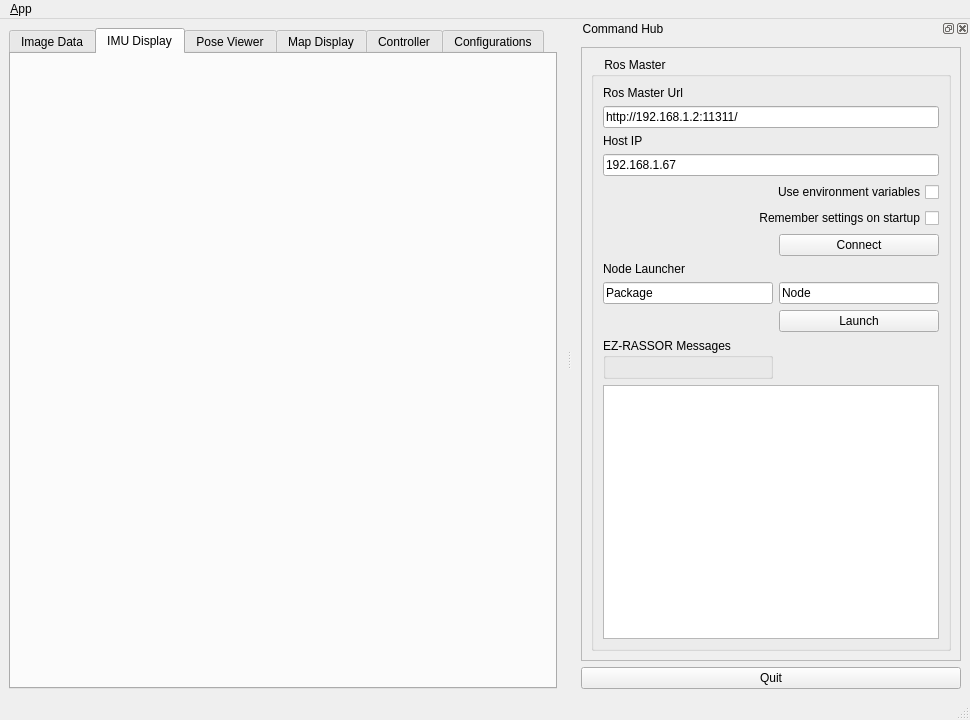
The window that packages/interfaces/ez_gui/ui/main_window.ui (FlaSpaceInst/EZ-RASSOR) describes before a commit, drawn with Qt 5.
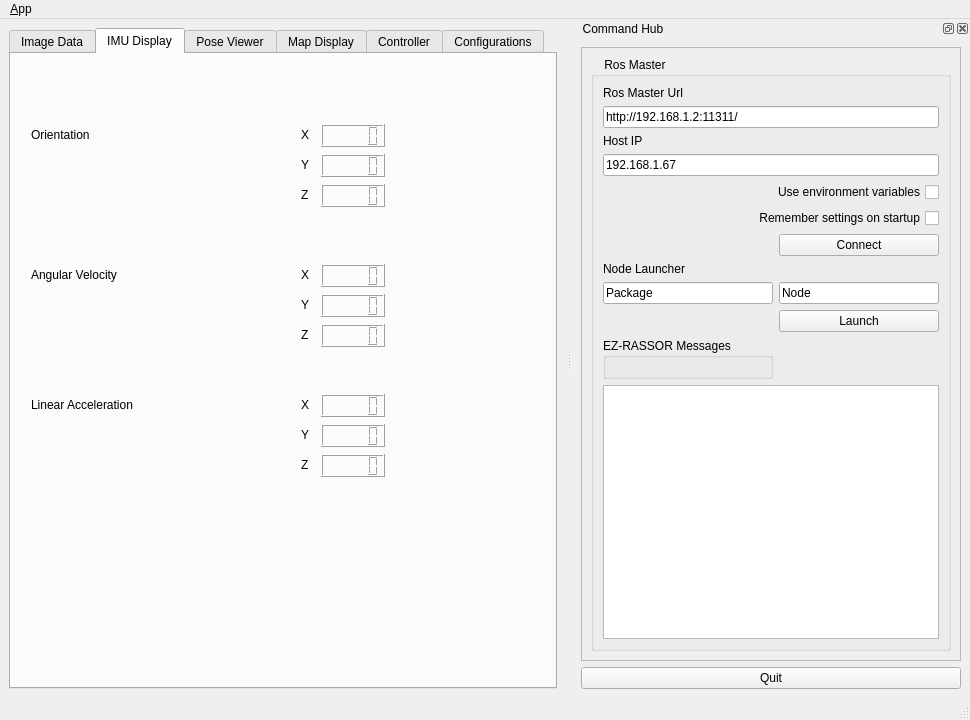
The same window after the commit. The open tabs and pages were chosen to show the change. Icons and pictures are not drawn.

Commit message: Add IMU data display components

Patch:
```diff
--- a/packages/interfaces/ez_gui/ui/main_window.ui
+++ b/packages/interfaces/ez_gui/ui/main_window.ui
@@ -67,6 +67,252 @@
        <attribute name="title">
         <string>IMU Display</string>
        </attribute>
+       <widget class="QLCDNumber" name="orientationX">
+        <property name="geometry">
+         <rect>
+          <x>310</x>
+          <y>70</y>
+          <width>64</width>
+          <height>23</height>
+         </rect>
+        </property>
+       </widget>
+       <widget class="QLabel" name="orientationLabel">
+        <property name="geometry">
+         <rect>
+          <x>20</x>
+          <y>70</y>
+          <width>81</width>
+          <height>21</height>
+         </rect>
+        </property>
+        <property name="text">
+         <string>Orientation</string>
+        </property>
+       </widget>
+       <widget class="QLCDNumber" name="orientationY">
+        <property name="geometry">
+         <rect>
+          <x>310</x>
+          <y>100</y>
+          <width>64</width>
+          <height>23</height>
+         </rect>
+        </property>
+       </widget>
+       <widget class="QLCDNumber" name="orientationZ">
+        <property name="geometry">
+         <rect>
+          <x>310</x>
+          <y>130</y>
+          <width>64</width>
+          <height>23</height>
+         </rect>
+        </property>
+       </widget>
+       <widget class="QLabel" name="angularVelocityLabel">
+        <property name="geometry">
+         <rect>
+          <x>20</x>
+          <y>210</y>
+          <width>161</width>
+          <height>21</height>
+         </rect>
+        </property>
+        <property name="text">
+         <string>Angular Velocity</string>
+        </property>
+       </widget>
+       <widget class="QLCDNumber" name="angularVelocityX">
+        <property name="geometry">
+         <rect>
+          <x>310</x>
+          <y>210</y>
+          <width>64</width>
+          <height>23</height>
+         </rect>
+        </property>
+       </widget>
+       <widget class="QLCDNumber" name="angularVelocityZ">
+        <property name="geometry">
+         <rect>
+          <x>310</x>
+          <y>270</y>
+          <width>64</width>
+          <height>23</height>
+         </rect>
+        </property>
+       </widget>
+       <widget class="QLCDNumber" name="angularVelocityY">
+        <property name="geometry">
+         <rect>
+          <x>310</x>
+          <y>240</y>
+          <width>64</width>
+          <height>23</height>
+         </rect>
+        </property>
+       </widget>
+       <widget class="QLabel" name="linearAccelerationLabel">
+        <property name="geometry">
+         <rect>
+          <x>20</x>
+          <y>340</y>
+          <width>161</width>
+          <height>21</height>
+         </rect>
+        </property>
+        <property name="text">
+         <string>Linear Acceleration</string>
+        </property>
+       </widget>
+       <widget class="QLCDNumber" name="linearAccelerationX">
+        <property name="geometry">
+         <rect>
+          <x>310</x>
+          <y>340</y>
+          <width>64</width>
+          <height>23</height>
+         </rect>
+        </property>
+       </widget>
+       <widget class="QLCDNumber" name="linearAccelerationZ">
+        <property name="geometry">
+         <rect>
+          <x>310</x>
+          <y>400</y>
+          <width>64</width>
+          <height>23</height>
+         </rect>
+        </property>
+       </widget>
+       <widget class="QLCDNumber" name="linearAccelerationY">
+        <property name="geometry">
+         <rect>
+          <x>310</x>
+          <y>370</y>
+          <width>64</width>
+          <height>23</height>
+         </rect>
+        </property>
+       </widget>
+       <widget class="QLabel" name="label_4">
+        <property name="geometry">
+         <rect>
+          <x>290</x>
+          <y>70</y>
+          <width>21</width>
+          <height>21</height>
+         </rect>
+        </property>
+        <property name="text">
+         <string>X</string>
+        </property>
+       </widget>
+       <widget class="QLabel" name="label_5">
+        <property name="geometry">
+         <rect>
+          <x>290</x>
+          <y>100</y>
+          <width>21</width>
+          <height>21</height>
+         </rect>
+        </property>
+        <property name="text">
+         <string>Y</string>
+        </property>
+       </widget>
+       <widget class="QLabel" name="label_6">
+        <property name="geometry">
+         <rect>
+          <x>290</x>
+          <y>130</y>
+          <width>21</width>
+          <height>21</height>
+         </rect>
+        </property>
+        <property name="text">
+         <string>Z</string>
+        </property>
+       </widget>
+       <widget class="QLabel" name="label_7">
+        <property name="geometry">
+         <rect>
+          <x>290</x>
+          <y>210</y>
+          <width>21</width>
+          <height>21</height>
+         </rect>
+        </property>
+        <property name="text">
+         <string>X</string>
+        </property>
+       </widget>
+       <widget class="QLabel" name="label_8">
+        <property name="geometry">
+         <rect>
+          <x>290</x>
+          <y>240</y>
+          <width>21</width>
+          <height>21</height>
+         </rect>
+        </property>
+        <property name="text">
+         <string>Y</string>
+        </property>
+       </widget>
+       <widget class="QLabel" name="label_9">
+        <property name="geometry">
+         <rect>
+          <x>290</x>
+          <y>270</y>
+          <width>21</width>
+          <height>21</height>
+         </rect>
+        </property>
+        <property name="text">
+         <string>Z</string>
+        </property>
+       </widget>
+       <widget class="QLabel" name="label_10">
+        <property name="geometry">
+         <rect>
+          <x>290</x>
+          <y>340</y>
+          <width>21</width>
+          <height>21</height>
+         </rect>
+        </property>
+        <property name="text">
+         <string>X</string>
+        </property>
+       </widget>
+       <widget class="QLabel" name="label_11">
+        <property name="geometry">
+         <rect>
+          <x>290</x>
+          <y>370</y>
+          <width>21</width>
+          <height>21</height>
+         </rect>
+        </property>
+        <property name="text">
+         <string>Y</string>
+        </property>
+       </widget>
+       <widget class="QLabel" name="label_12">
+        <property name="geometry">
+         <rect>
+          <x>290</x>
+          <y>400</y>
+          <width>21</width>
+          <height>21</height>
+         </rect>
+        </property>
+        <property name="text">
+         <string>Z</string>
+        </property>
+       </widget>
       </widget>
       <widget class="QWidget" name="tab_pose">
        <attribute name="title">
```
Left out of the diff: 10 changed lines with no effect on the pictures.
